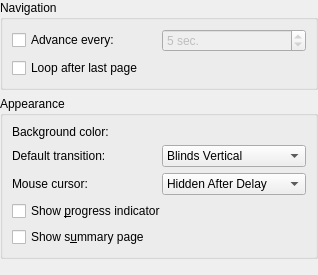
KDE/okular, file conf/dlgpresentationbase.ui: the form before one commit.
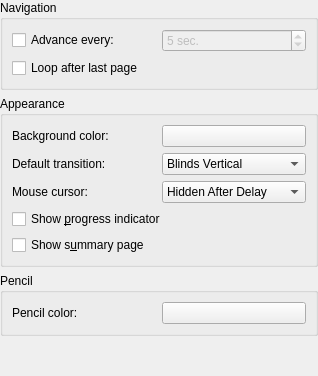
The form after the commit. Custom widgets are drawn as their Qt base class.

Commit message: add an option to configure the color of the pencil of the presentation mode

Diff of the .ui file:
```diff
--- a/conf/dlgpresentationbase.ui
+++ b/conf/dlgpresentationbase.ui
@@ -9,7 +9,7 @@
     <x>0</x>
     <y>0</y>
     <width>318</width>
-    <height>275</height>
+    <height>376</height>
    </rect>
   </property>
   <layout class="QVBoxLayout" >
@@ -267,6 +267,41 @@
      </layout>
     </widget>
    </item>
+   <item>
+    <widget class="QGroupBox" name="groupBox_3" >
+     <property name="title" >
+      <string>Pencil</string>
+     </property>
+     <layout class="QVBoxLayout" >
+      <property name="margin" >
+       <number>9</number>
+      </property>
+      <property name="spacing" >
+       <number>6</number>
+      </property>
+      <item>
+       <layout class="QHBoxLayout" >
+        <property name="margin" >
+         <number>0</number>
+        </property>
+        <property name="spacing" >
+         <number>6</number>
+        </property>
+        <item>
+         <widget class="QLabel" name="label" >
+          <property name="text" >
+           <string>Pencil color:</string>
+          </property>
+         </widget>
+        </item>
+        <item>
+         <widget class="KColorButton" name="kcfg_SlidesPencilColor" />
+        </item>
+       </layout>
+      </item>
+     </layout>
+    </widget>
+   </item>
    <item>
     <spacer>
      <property name="orientation" >
@@ -277,8 +312,8 @@
      </property>
      <property name="sizeHint" >
       <size>
-       <width>31</width>
-       <height>4</height>
+       <width>318</width>
+       <height>16</height>
       </size>
      </property>
     </spacer>
@@ -290,7 +325,7 @@
  <customwidgets>
   <customwidget>
    <class>KColorButton</class>
-   <extends>QWidget</extends>
+   <extends>QPushButton</extends>
    <header>kcolorbutton.h</header>
    <container>1</container>
    <pixmap></pixmap>
```
Left out of the diff: 5 changed lines with no effect on the pictures. The commit also changes 2 other files.
